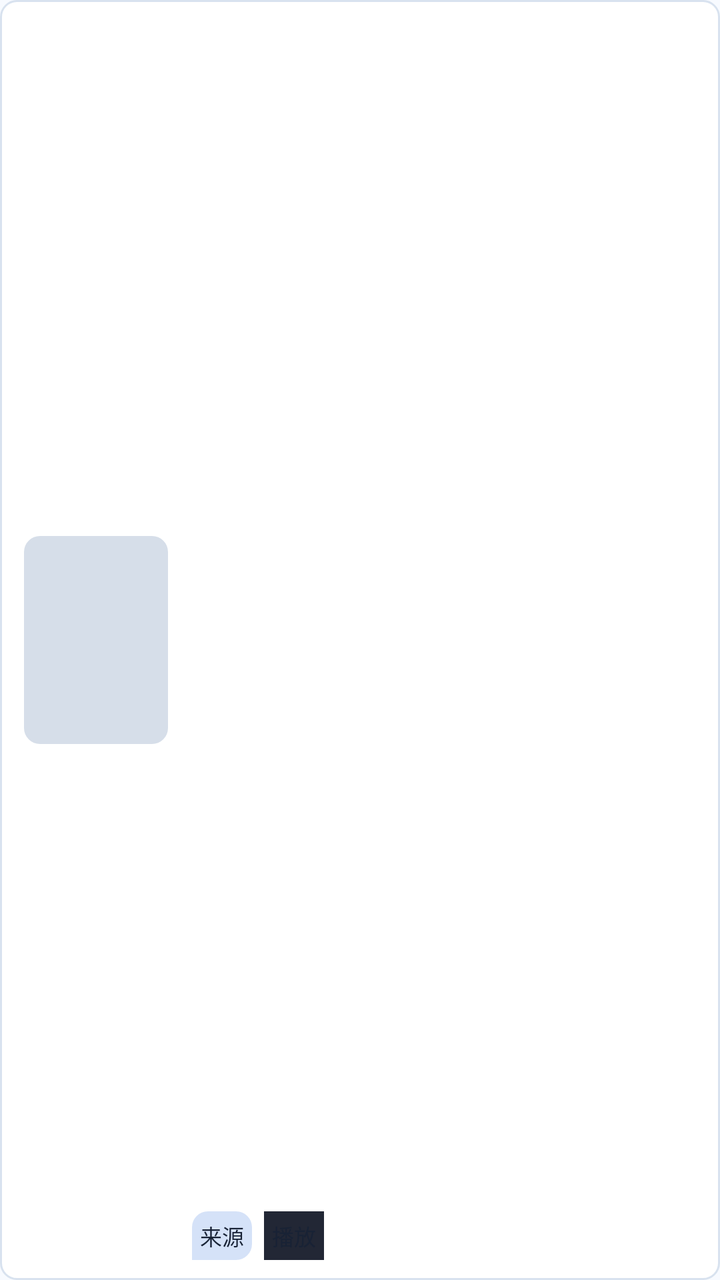
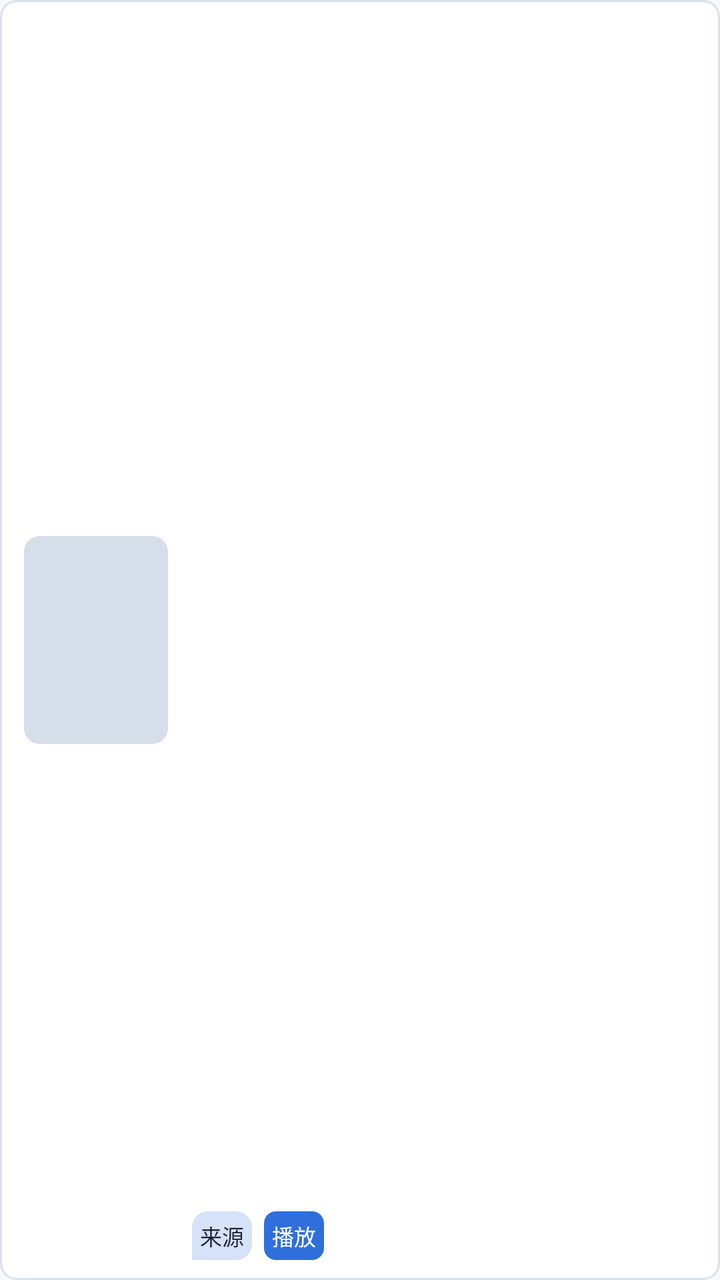

Before-and-after screenshots of an Android layout around one commit, followed by the original layout XML and the change that was made.
<!-- AndroidManifest.xml: another module's application theme Theme.App -->
<!-- res/layout/adapter_search.xml -->
<?xml version="1.0" encoding="utf-8"?>
<RelativeLayout android:background="@drawable/shape_paper_panel" android:layout_width="fill_parent" android:layout_height="128.0dip" android:layout_marginTop="6.0dip" android:layout_marginBottom="6.0dip" android:foreground="@drawable/shape_vod" android:layout_marginStart="12.0dip" android:layout_marginEnd="12.0dip"
  xmlns:android="http://schemas.android.com/apk/res/android" xmlns:app="http://schemas.android.com/apk/res-auto">
    <com.google.android.material.imageview.ShapeableImageView android:id="@+id/image" android:background="@color/xg_media_fill" android:layout_width="72.0dip" android:layout_height="104.0dip" android:layout_centerVertical="true" app:shapeAppearanceOverlay="@style/Vod.Grid.Large" />
    <androidx.appcompat.widget.LinearLayoutCompat android:orientation="vertical" android:layout_width="fill_parent" android:layout_height="fill_parent" android:paddingStart="12.0dip" android:layout_toEndOf="@id/image">
        <com.google.android.material.textview.MaterialTextView android:textSize="16.0sp" android:textColor="@color/xg_text_primary" android:ellipsize="end" android:id="@+id/name" android:layout_width="fill_parent" android:layout_height="0.0dip" android:maxLines="2" android:layout_weight="1.0" />
        <com.google.android.material.textview.MaterialTextView android:textSize="12.0sp" android:textColor="@color/xg_nav_inactive" android:id="@+id/site" android:layout_width="wrap_content" android:layout_height="wrap_content" android:layout_marginBottom="4.0dip" android:singleLine="true" />
        <com.google.android.material.textview.MaterialTextView android:textSize="12.0sp" android:textColor="@color/xg_nav_inactive" android:id="@+id/remark" android:layout_width="wrap_content" android:layout_height="wrap_content" android:layout_marginBottom="6.0dip" android:singleLine="true" />
        <LinearLayout android:orientation="horizontal" android:layout_width="wrap_content" android:layout_height="wrap_content">
            <TextView android:textSize="11.0sp" android:textColor="@color/control" android:background="@drawable/shape_vod_site" android:layout_width="wrap_content" android:layout_height="wrap_content" android:text="来源" android:singleLine="true" />
            <TextView android:textSize="11.0sp" android:textColor="@color/control" android:background="@drawable/shape_vod_remark" android:layout_width="wrap_content" android:layout_height="wrap_content" android:text="播放" android:singleLine="true" android:layout_marginStart="6.0dip" />
        </LinearLayout>
    </androidx.appcompat.widget.LinearLayoutCompat>
</RelativeLayout>
<!-- resources referenced by this layout -->
<resources>
  <color name="xg_media_fill">#ffd6dee9</color>
  <color name="xg_nav_inactive">#ff6b778c</color>
  <color name="xg_text_primary">#ff182235</color>
  <!-- drawable shape_paper_panel (drawable) -->
  <?xml version="1.0" encoding="utf-8"?>
  <shape android:shape="rectangle"
    xmlns:android="http://schemas.android.com/apk/res/android">
      <corners android:radius="8.0dip" />
      <solid android:color="@color/xg_card_fill" />
      <stroke android:width="1.0dip" android:color="@color/xg_line" />
      <padding android:left="12.0dip" android:top="10.0dip" android:right="12.0dip" android:bottom="10.0dip" />
  </shape>
  <!-- drawable shape_vod (drawable) -->
  <?xml version="1.0" encoding="utf-8"?>
  <ripple android:color="?colorControlHighlight"
    xmlns:android="http://schemas.android.com/apk/res/android">
      <item android:id="@android:id/mask">
          <shape android:shape="rectangle">
              <solid android:color="@android:color/white" />
              <corners android:radius="8.0dip" />
          </shape>
      </item>
  </ripple>
  <!-- drawable shape_vod_remark (drawable) -->
  <?xml version="1.0" encoding="utf-8"?>
  <shape android:shape="rectangle"
    xmlns:android="http://schemas.android.com/apk/res/android">
      <solid android:color="@color/xg_overlay_strong" />
      <padding android:left="4.0dip" android:top="4.0dip" android:right="4.0dip" android:bottom="4.0dip" />
  </shape>
  <!-- drawable shape_vod_site (drawable) -->
  <?xml version="1.0" encoding="utf-8"?>
  <shape android:shape="rectangle"
    xmlns:android="http://schemas.android.com/apk/res/android">
      <corners android:topLeftRadius="8.0dip" android:topRightRadius="8.0dip" android:bottomRightRadius="8.0dip" />
      <solid android:color="@color/xg_badge_blue" />
      <padding android:left="4.0dip" android:top="4.0dip" android:right="4.0dip" android:bottom="4.0dip" />
  </shape>
  <style name="Vod.Grid.Large">
          <item name="cornerSize">8dp</item>
      </style>
  <style name="Theme.App" parent="Theme.Base">
          <item name="android:windowBackground">@color/xg_background</item>
      </style>
  <color name="xg_card_fill">#ffffffff</color>
  <color name="xg_line">#ffd8e2ef</color>
  <color name="xg_overlay_strong">#e60b1020</color>
  <color name="xg_badge_blue">#332f6fdb</color>
  <color name="xg_background">#fff7faff</color>
  <color name="accent">@color/xg_primary</color>
  <color name="primary">@color/xg_primary</color>
  <color name="primaryDark">@color/xg_primary_dark</color>
  <color name="xg_surface">#ffffffff</color>
  <color name="xg_icon_default">#ff182235</color>
  <color name="xg_primary">#ff2f6fdb</color>
  <color name="xg_control_ripple">#332f6fdb</color>
  <color name="transparent">#00000000</color>
  <style name="BottomSheetDialog" parent="Theme.Material3.DayNight.BottomSheetDialog">
          <item name="colorAccent">@color/accent</item>
          <item name="colorPrimary">@color/primary</item>
          <item name="colorPrimaryDark">@color/primaryDark</item>
          <item name="android:windowIsFloating">false</item>
          <item name="android:backgroundDimEnabled">false</item>
          <item name="android:statusBarColor">@color/transparent</item>
          <item name="android:navigationBarColor">@color/xg_surface</item>
          <item name="bottomSheetStyle">@style/ModalBottomSheetDialog</item>
      </style>
  <color name="xg_primary_dark">#ff1b4f9b</color>
  <style name="ModalBottomSheetDialog" parent="Widget.Material3.BottomSheet.Modal">
          <item name="shapeAppearance">@style/ShapeAppearance.App.LargeComponent</item>
      </style>
  <style name="ShapeAppearance.App.LargeComponent" parent="ShapeAppearance.Material3.LargeComponent">
          <item name="cornerSize">8dp</item>
      </style>
  <!-- unchanged entries left out for length: 1 -->
</resources>

<!-- the commit's change to res/layout/adapter_search.xml (unified diff, before → after) -->
@@ -8,7 +8,7 @@
         <com.google.android.material.textview.MaterialTextView android:textSize="12.0sp" android:textColor="@color/xg_nav_inactive" android:id="@+id/remark" android:layout_width="wrap_content" android:layout_height="wrap_content" android:layout_marginBottom="6.0dip" android:singleLine="true" />
         <LinearLayout android:orientation="horizontal" android:layout_width="wrap_content" android:layout_height="wrap_content">
             <TextView android:textSize="11.0sp" android:textColor="@color/control" android:background="@drawable/shape_vod_site" android:layout_width="wrap_content" android:layout_height="wrap_content" android:text="来源" android:singleLine="true" />
-            <TextView android:textSize="11.0sp" android:textColor="@color/control" android:background="@drawable/shape_vod_remark" android:layout_width="wrap_content" android:layout_height="wrap_content" android:text="播放" android:singleLine="true" android:layout_marginStart="6.0dip" />
+            <TextView android:textSize="11.0sp" android:textColor="@color/white" android:background="@drawable/shape_vod_play" android:layout_width="wrap_content" android:layout_height="wrap_content" android:text="播放" android:singleLine="true" android:layout_marginStart="6.0dip" />
         </LinearLayout>
     </androidx.appcompat.widget.LinearLayoutCompat>
 </RelativeLayout>
<!-- resource entries referenced after the edit -->
@@ -1,5 +1,6 @@
 <!-- resources referenced by this layout -->
 <resources>
+  <color name="white">#FFFFFF</color>
   <color name="xg_media_fill">#ffd6dee9</color>
   <color name="xg_nav_inactive">#ff6b778c</color>
   <color name="xg_text_primary">#ff182235</color>
@@ -23,12 +24,20 @@
           </shape>
       </item>
   </ripple>
-  <!-- drawable shape_vod_remark (drawable) -->
+  <!-- drawable shape_vod_play (drawable) -->
   <?xml version="1.0" encoding="utf-8"?>
-  <shape android:shape="rectangle"
-    xmlns:android="http://schemas.android.com/apk/res/android">
-      <solid android:color="@color/xg_overlay_strong" />
-      <padding android:left="4.0dip" android:top="4.0dip" android:right="4.0dip" android:bottom="4.0dip" />
+  <shape xmlns:android="http://schemas.android.com/apk/res/android"
+      android:shape="rectangle">
+  
+      <corners android:radius="6dp" />
+      <solid android:color="@color/xg_primary" />
+  
+      <padding
+          android:bottom="4dp"
+          android:left="4dp"
+          android:right="4dp"
+          android:top="4dp" />
+  
   </shape>
   <!-- drawable shape_vod_site (drawable) -->
   <?xml version="1.0" encoding="utf-8"?>
@@ -46,7 +55,6 @@
       </style>
   <color name="xg_card_fill">#ffffffff</color>
   <color name="xg_line">#ffd8e2ef</color>
-  <color name="xg_overlay_strong">#e60b1020</color>
   <color name="xg_badge_blue">#332f6fdb</color>
   <color name="xg_background">#fff7faff</color>
   <color name="accent">@color/xg_primary</color>
